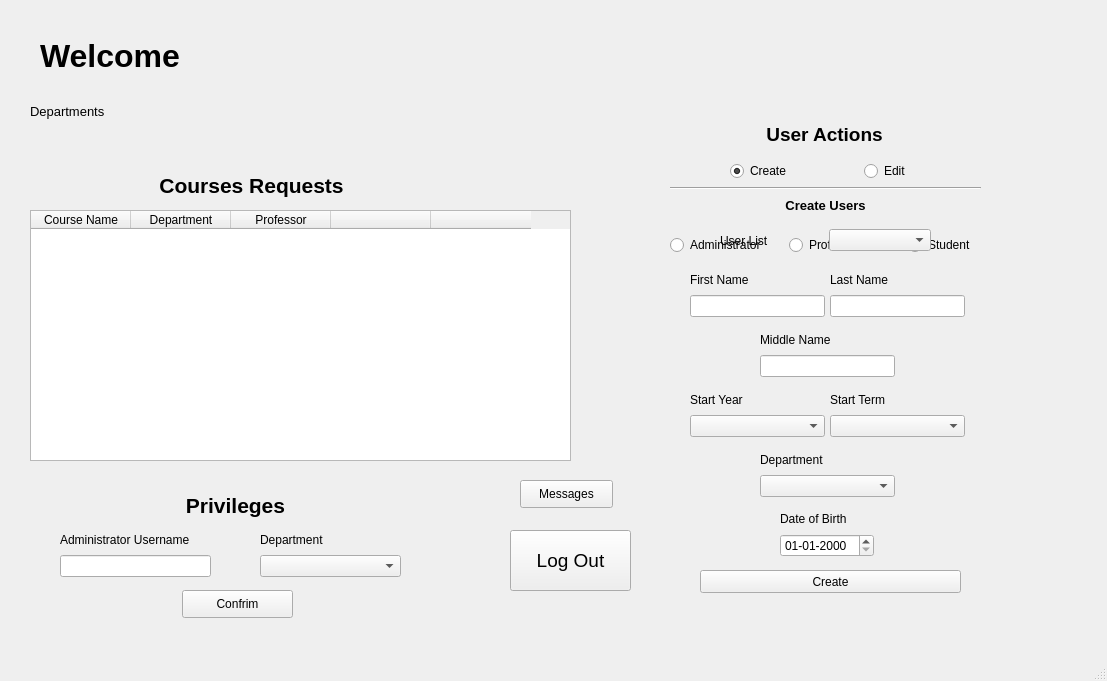
The window that PreRegistrationGui/systemwindowadminstrator.ui (ritaaoun/Preregistration) describes before a commit, drawn with Qt 5.
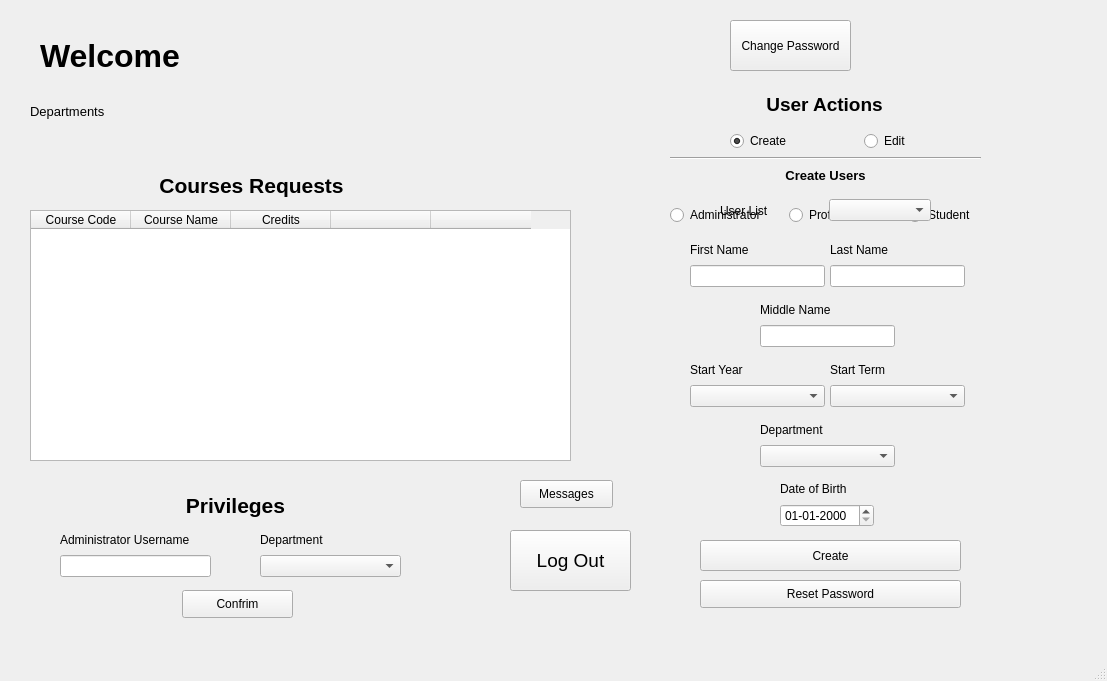
The same window after the commit.

The edit to the form file:
```diff
--- a/PreRegistrationGui/systemwindowadminstrator.ui
+++ b/PreRegistrationGui/systemwindowadminstrator.ui
@@ -75,6 +75,11 @@
        <height>251</height>
       </rect>
      </property>
+     <column>
+      <property name="text">
+       <string>Course Code</string>
+      </property>
+     </column>
      <column>
       <property name="text">
        <string>Course Name</string>
@@ -82,12 +87,7 @@
      </column>
      <column>
       <property name="text">
-       <string>Department</string>
-      </property>
-     </column>
-     <column>
-      <property name="text">
-       <string>Professor</string>
+       <string>Credits</string>
       </property>
      </column>
      <column>
@@ -106,9 +106,9 @@
     <property name="geometry">
      <rect>
       <x>670</x>
-      <y>110</y>
+      <y>80</y>
       <width>311</width>
-      <height>501</height>
+      <height>541</height>
      </rect>
     </property>
     <widget class="QLabel" name="labelUserAction">
@@ -179,7 +179,7 @@
        <x>10</x>
        <y>150</y>
        <width>291</width>
-       <height>341</height>
+       <height>381</height>
       </rect>
      </property>
      <widget class="QPushButton" name="pbAction">
@@ -188,7 +188,7 @@
         <x>20</x>
         <y>310</y>
         <width>261</width>
-        <height>23</height>
+        <height>31</height>
        </rect>
       </property>
       <property name="text">
@@ -353,6 +353,19 @@
        </item>
       </layout>
      </widget>
+     <widget class="QPushButton" name="pbResetPassword">
+      <property name="geometry">
+       <rect>
+        <x>20</x>
+        <y>350</y>
+        <width>261</width>
+        <height>28</height>
+       </rect>
+      </property>
+      <property name="text">
+       <string>Reset Password</string>
+      </property>
+     </widget>
      <zorder>layoutWidget</zorder>
      <zorder>pbAction</zorder>
      <zorder>layoutWidget</zorder>
@@ -610,6 +623,19 @@
      <string>Messages</string>
     </property>
    </widget>
+   <widget class="QPushButton" name="pbChangePassword">
+    <property name="geometry">
+     <rect>
+      <x>730</x>
+      <y>20</y>
+      <width>121</width>
+      <height>51</height>
+     </rect>
+    </property>
+    <property name="text">
+     <string>Change Password</string>
+    </property>
+   </widget>
   </widget>
   <widget class="QMenuBar" name="menubar">
    <property name="geometry">
```
Left out of the diff: 1 changed line with no effect on the pictures.
